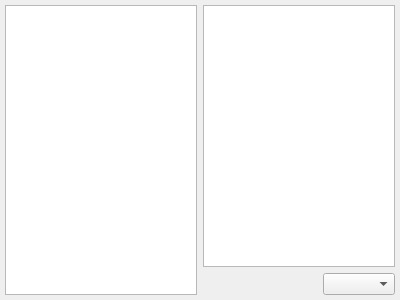
The window that src/tiled/BuildingEditor/buildingtilesetdock.ui (timbaker/tiled) describes before a commit, drawn with Qt 5.
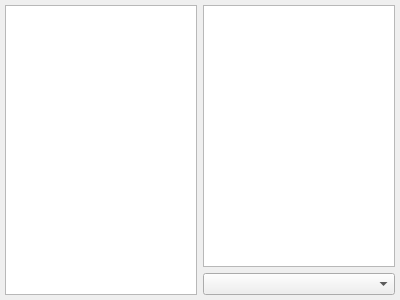
The same window after the commit. Custom widgets are drawn as their Qt base class.

Diff of the .ui file:
```diff
--- a/src/tiled/BuildingEditor/buildingtilesetdock.ui
+++ b/src/tiled/BuildingEditor/buildingtilesetdock.ui
@@ -24,23 +24,10 @@
     <item row="0" column="1">
      <layout class="QVBoxLayout" name="verticalLayout_2">
       <item>
-       <widget class="Tiled::Internal::MixedTilesetView" name="tiles"/>
+       <widget class="BuildingEditor::BuildingTilesetView" name="tiles"/>
       </item>
       <item>
-       <layout class="QHBoxLayout" name="horizontalLayout_2">
-        <item>
-         <spacer name="horizontalSpacer">
-          <property name="orientation">
-           <enum>Qt::Horizontal</enum>
-          </property>
-          <property name="sizeHint" stdset="0">
-           <size>
-            <width>40</width>
-            <height>20</height>
-           </size>
-          </property>
-         </spacer>
-        </item>
+       <layout class="QHBoxLayout" name="toolBarLayout">
         <item>
          <widget class="QComboBox" name="scaleComboBox"/>
         </item>
@@ -53,9 +40,9 @@
  </widget>
  <customwidgets>
   <customwidget>
-   <class>Tiled::Internal::MixedTilesetView</class>
-   <extends>QTableWidget</extends>
-   <header>BuildingEditor/mixedtilesetview.h</header>
+   <class>BuildingEditor::BuildingTilesetView</class>
+   <extends>QTableView</extends>
+   <header>BuildingEditor/buildingtilesetdock.h</header>
   </customwidget>
  </customwidgets>
  <resources/>
```
